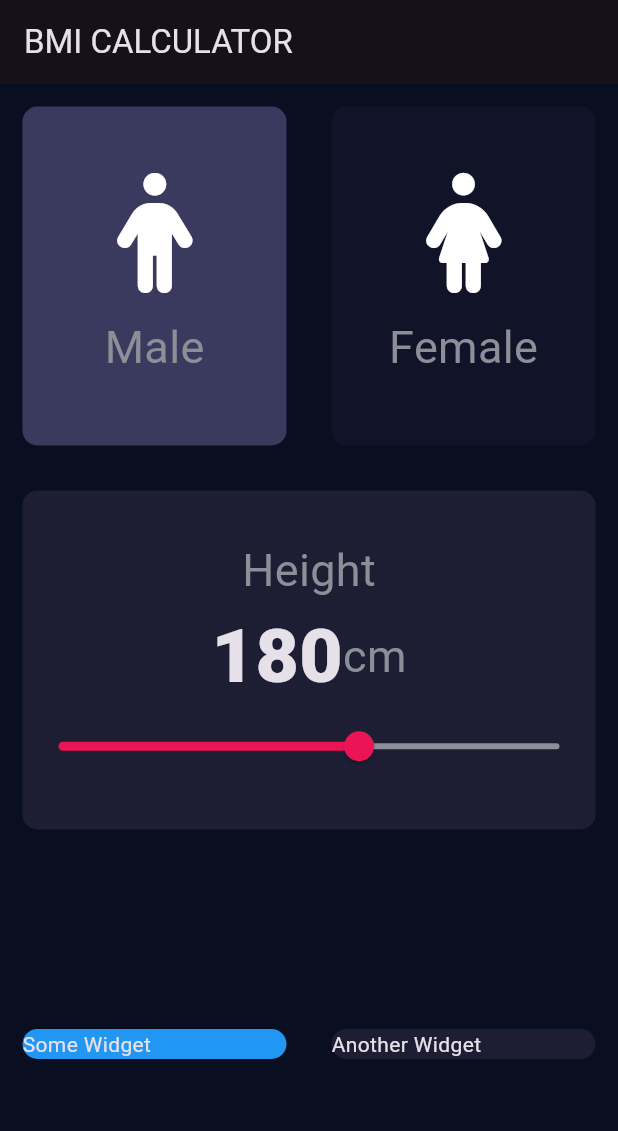
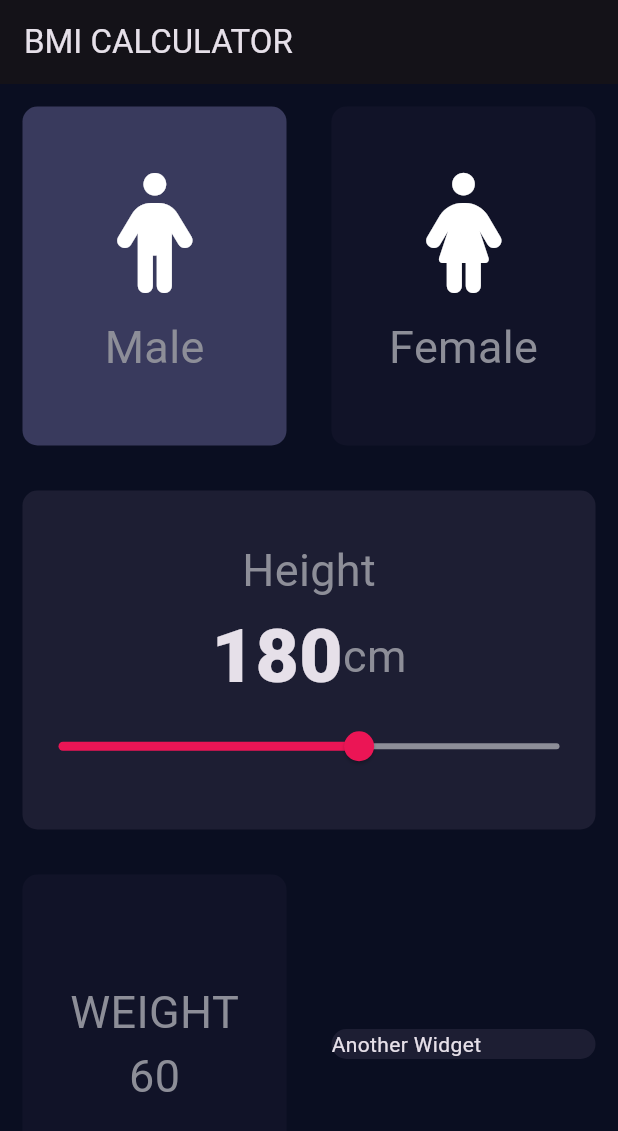
Before and after one commit to Mr-Zainulabadin/bmi, a Flutter app: the screen it shows after launch, on a phone screen of 412 x 824 dp. Shown: the top 1131 px of the screen. Run offline on Flutter 3.47's test engine with Material 3 defaults, Android fonts, the phone set to English and light mode, and no system bars; our stand-ins replace font_awesome_flutter.

Commit message:
weight ui design

```diff
--- a/lib/input_page.dart
+++ b/lib/input_page.dart
@@ -17,6 +17,7 @@ class InputPage extends StatefulWidget {
 class _InputPageState extends State<InputPage> {
   Gender selectedGender = Gender.male; // Initialized to Gender.male
   int sliderHeight = 180;
+  int sliderWeight = 60;
 
   @override
   Widget build(BuildContext context) {
@@ -64,9 +65,12 @@ class _InputPageState extends State<InputPage> {
             ),
           ),
           Expanded(
+
             child: ContainerRepeated(
+
               colors: Color(0xFF1D1E33),
               cardWidget: Column(
+
                 mainAxisAlignment: MainAxisAlignment.center,
                 children: <Widget>[
                   Text(
@@ -90,6 +94,7 @@ class _InputPageState extends State<InputPage> {
                     ],
                   ),
                   Slider(
+
                     value: sliderHeight.toDouble(),
                     min: 120.0,
                     max: 220.0,
@@ -110,8 +115,27 @@ class _InputPageState extends State<InputPage> {
               children: <Widget>[
                 Expanded(
                   child: ContainerRepeated(
-                    colors: Colors.blue,
-                    cardWidget: Text('Some Widget'),
+                    colors: Color(0xFF111328),
+                    cardWidget: Column(
+                      mainAxisAlignment: MainAxisAlignment.center,
+                      children: <Widget> [
+                        Text(
+                          'WEIGHT',
+                          style: kLabelStyle,
+                        ),
+                        Text(
+                          sliderWeight.toString(),
+                          style: kLabelStyle,
+
+                        ),
+                        Row(
+                          mainAxisAlignment: MainAxisAlignment.center,
+                          children: <Widget>[
+
+                          ],
+                        ),
+                      ],
+                    ),
                     onPressed: () {},
                   ),
                 ),
```
